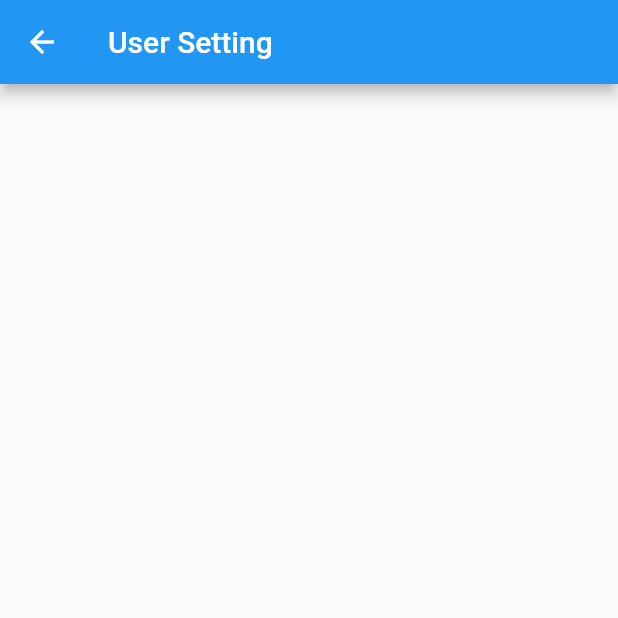
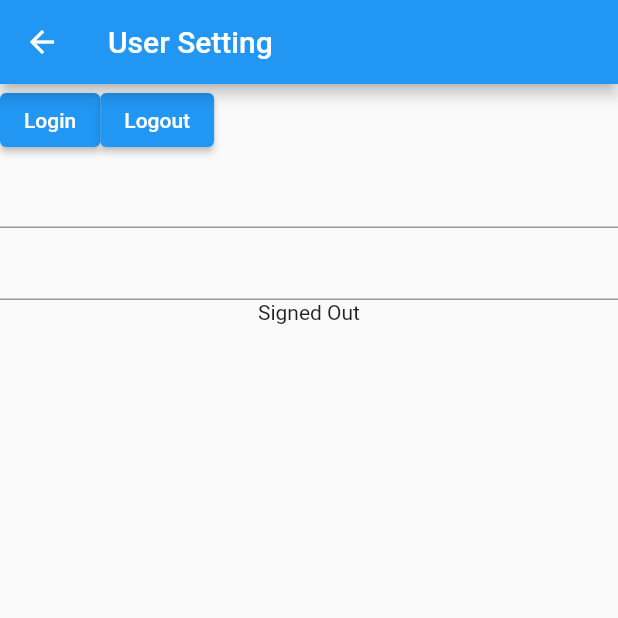
Before and after one commit to Petabyte-Studio/EasyPill_Client, a Flutter app: the screen it shows after launch, after a tap on "Setting", on a phone screen of 412 x 824 dp, the top half of it. Run offline on Flutter 3.47's test engine with Material 2 defaults, Android fonts, the light colour scheme and no system bars; our stand-ins replace firebase_auth, firebase_core; missing offline and left inert: firebase_auth_web, firebase_core_web; accounts and stored records are empty; network calls fail.

Commit message:
iOS 파이어베이스 오류 수정 및 로그인, 로그아웃 구현

```diff
--- a/lib/main.dart
+++ b/lib/main.dart
@@ -1,8 +1,11 @@
 import 'package:flutter/material.dart';
+import 'package:firebase_core/firebase_core.dart';
 import 'views/product_view.dart';
 import 'views/setting_view.dart';
 
-void main() {
+void main() async {
+  WidgetsFlutterBinding.ensureInitialized();
+  await Firebase.initializeApp();
   runApp(const MyApp());
 }
 
@@ -21,7 +24,8 @@
         routes: {
           '/': (context) => MainPage(),
           '/product': (context) => ProductView(),
-          '/setting': (context) => SettingView()
+          '/setting': (context) => SettingView(),
+          // '/detail' :
         });
   }
 }
--- a/lib/views/setting_view.dart
+++ b/lib/views/setting_view.dart
@@ -1,17 +1,88 @@
 import 'package:flutter/material.dart';
+import 'package:firebase_core/firebase_core.dart';
+import 'package:firebase_auth/firebase_auth.dart';
 
 class SettingView extends StatefulWidget {
   @override
-  State<StatefulWidget> createState() => _SettingView();
+  State<StatefulWidget> createState() => _SettingViewState();
 }
 
-class _SettingView extends State<SettingView> {
+class _SettingViewState extends State<SettingView> {
+  TextEditingController emailText = TextEditingController();
+  TextEditingController passwordText = TextEditingController();
+  FirebaseAuth auth = FirebaseAuth.instance;
+
+  String? userEmail;
+
+  @override
+  void initState() {
+    super.initState();
+  }
+
+  void login(String email, String password) async {
+    try {
+      UserCredential userCredential = await FirebaseAuth.instance
+          .signInWithEmailAndPassword(email: email, password: password);
+    } on FirebaseAuthException catch (e) {
+      if (e.code == 'user-not-found') {
+        print('No user found for that email.');
+      } else if (e.code == 'wrong-password') {
+        print('Wrong password provided for that user.');
+      }
+    }
+  }
+
+  void logout() async => await auth.signOut();
+
+  void loginCheck() {
+    auth.authStateChanges().listen((User? user) {
+      if (user == null) {
+        print('User is currently not logged in\n');
+      } else {
+        print('User is now logged in\n');
+      }
+    });
+  }
+
   @override
   Widget build(BuildContext context) {
     return Scaffold(
       appBar: AppBar(
         title: Text('User Setting'),
       ),
+      body: Container(
+        child: Column(
+          children: <Widget>[
+            Row(
+              children: <Widget>[
+                ElevatedButton(
+                  child: Text('Login'),
+                  onPressed: () {
+                    login(emailText.value.text.toString(),
+                        passwordText.value.text.toString());
+                    loginCheck();
+                    setState(() {
+                      userEmail = auth.currentUser?.email.toString();
+                    });
+                  },
+                ),
+                ElevatedButton(
+                  child: Text('Logout'),
+                  onPressed: () {
+                    logout();
+                    setState(() {
+                      userEmail = null;
+                    });
+                  },
+                ),
+              ],
+            ),
+            TextField(controller: emailText),
+            TextField(obscureText: true, controller: passwordText),
+            Text(userEmail ?? 'Signed Out'),
+          ],
+        ),
+      ),
     );
   }
 }
--- a/pubspec.yaml
+++ b/pubspec.yaml
@@ -34,6 +34,8 @@ dependencies:
   # Use with the CupertinoIcons class for iOS style icons.
   cupertino_icons: ^1.0.2
   http: ^0.13.4
+  firebase_core: "^1.10.0"
+  firebase_auth: "^3.2.0"
 
 dev_dependencies:
   flutter_test:
```
Also changed, not shown: lib/generated_plugin_registrant.dart (added, +18 -0 lines), pubspec.lock, 283 other files.
